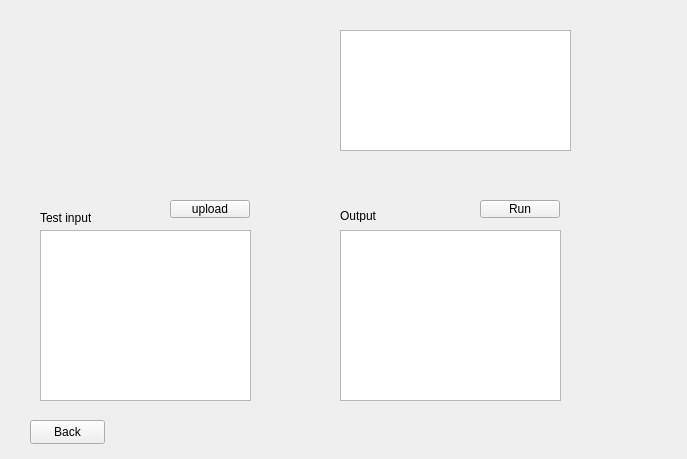
Before: the Qt Designer form gamewindow.ui in Crefied/A2B, drawn with Qt 5.
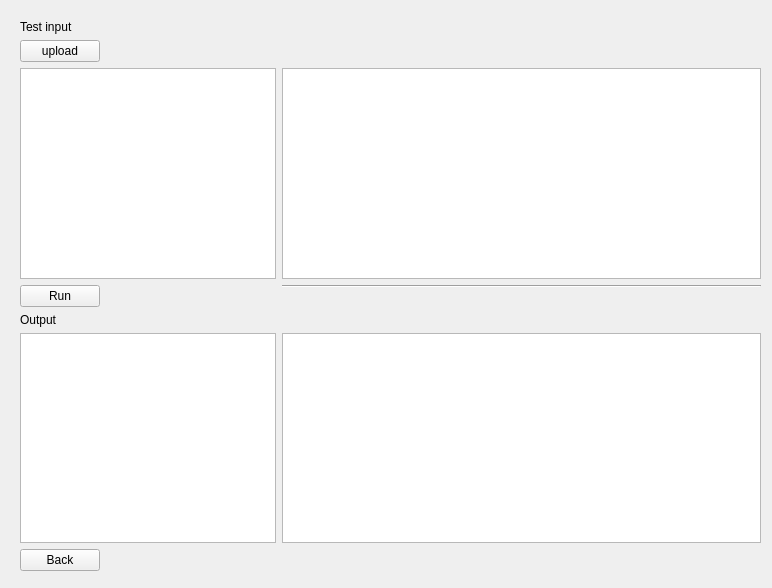
After: the same form once the commit is applied.

Commit message: 排版gamewindow,增加stage[1][1]，关卡示例，注释可能为乱码，暂时不用在意

What changed in the file:
```diff
--- a/gamewindow.ui
+++ b/gamewindow.ui
@@ -6,107 +6,78 @@
    <rect>
     <x>0</x>
     <y>0</y>
-    <width>687</width>
-    <height>459</height>
+    <width>772</width>
+    <height>588</height>
    </rect>
   </property>
   <property name="windowTitle">
    <string>Form</string>
   </property>
-  <widget class="QPushButton" name="run">
+  <widget class="QWidget" name="formLayoutWidget">
    <property name="geometry">
     <rect>
-     <x>480</x>
-     <y>200</y>
-     <width>80</width>
-     <height>18</height>
+     <x>20</x>
+     <y>20</y>
+     <width>741</width>
+     <height>551</height>
     </rect>
    </property>
-   <property name="text">
-    <string>Run</string>
-   </property>
-  </widget>
+   <layout class="QFormLayout" name="formLayout">
+    <item row="1" column="0">
   <widget class="QPushButton" name="upload">
-   <property name="geometry">
-    <rect>
-     <x>170</x>
-     <y>200</y>
-     <width>80</width>
-     <height>18</height>
-    </rect>
-   </property>
    <property name="text">
     <string>upload</string>
    </property>
   </widget>
-  <widget class="QPlainTextEdit" name="IDE">
-   <property name="geometry">
-    <rect>
-     <x>340</x>
-     <y>230</y>
-     <width>221</width>
-     <height>171</height>
-    </rect>
-   </property>
-  </widget>
-  <widget class="QPlainTextEdit" name="view">
-   <property name="geometry">
-    <rect>
-     <x>40</x>
-     <y>230</y>
-     <width>211</width>
-     <height>171</height>
-    </rect>
-   </property>
-  </widget>
-  <widget class="QLabel" name="label">
-   <property name="geometry">
-    <rect>
-     <x>40</x>
-     <y>210</y>
-     <width>51</width>
-     <height>16</height>
-    </rect>
-   </property>
+    </item>
+    <item row="2" column="0">
+     <widget class="QPlainTextEdit" name="IDE"/>
+    </item>
+    <item row="2" column="1">
+     <widget class="QTextBrowser" name="stageInfo"/>
+    </item>
+    <item row="3" column="0">
+     <widget class="QPushButton" name="run">
    <property name="text">
-    <string>Test input</string>
-   </property>
-  </widget>
-  <widget class="QTextBrowser" name="textBrowser">
-   <property name="geometry">
-    <rect>
-     <x>340</x>
-     <y>30</y>
-     <width>231</width>
-     <height>121</height>
-    </rect>
-   </property>
-  </widget>
+       <string>Run</string>
+      </property>
+     </widget>
+    </item>
+    <item row="3" column="1">
+     <widget class="Line" name="line">
+      <property name="orientation">
+       <enum>Qt::Horizontal</enum>
+      </property>
+     </widget>
+    </item>
+    <item row="4" column="0">
   <widget class="QLabel" name="label_2">
-   <property name="geometry">
-    <rect>
-     <x>340</x>
-     <y>210</y>
-     <width>40</width>
-     <height>12</height>
-    </rect>
-   </property>
    <property name="text">
     <string>Output</string>
    </property>
   </widget>
+    </item>
+    <item row="5" column="0">
+     <widget class="QPlainTextEdit" name="view"/>
+    </item>
+    <item row="5" column="1">
+     <widget class="QTextBrowser" name="textBrowser"/>
+    </item>
+    <item row="6" column="0">
   <widget class="QPushButton" name="backButton">
-   <property name="geometry">
-    <rect>
-     <x>30</x>
-     <y>420</y>
-     <width>75</width>
-     <height>24</height>
-    </rect>
-   </property>
    <property name="text">
     <string>Back</string>
    </property>
+     </widget>
+    </item>
+    <item row="0" column="0">
+     <widget class="QLabel" name="label">
+      <property name="text">
+       <string>Test input</string>
+      </property>
+     </widget>
+    </item>
+   </layout>
   </widget>
  </widget>
  <resources/>
```
Lines whose indentation alone changed are shown as unchanged. The commit also changes 9 other files.
